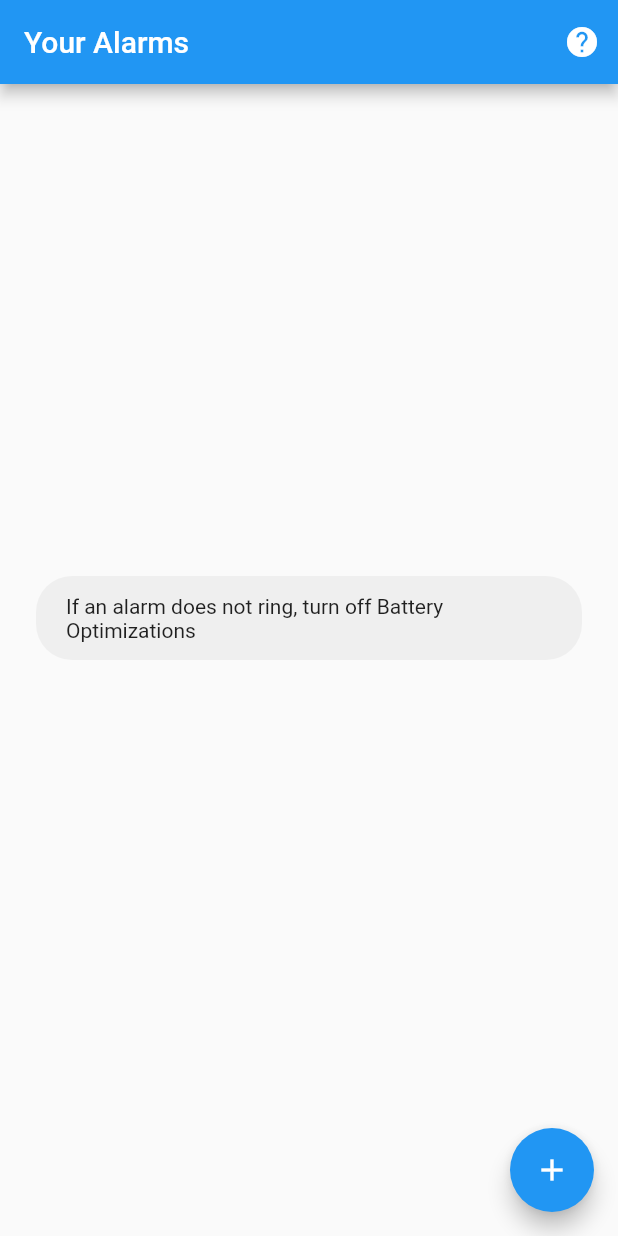
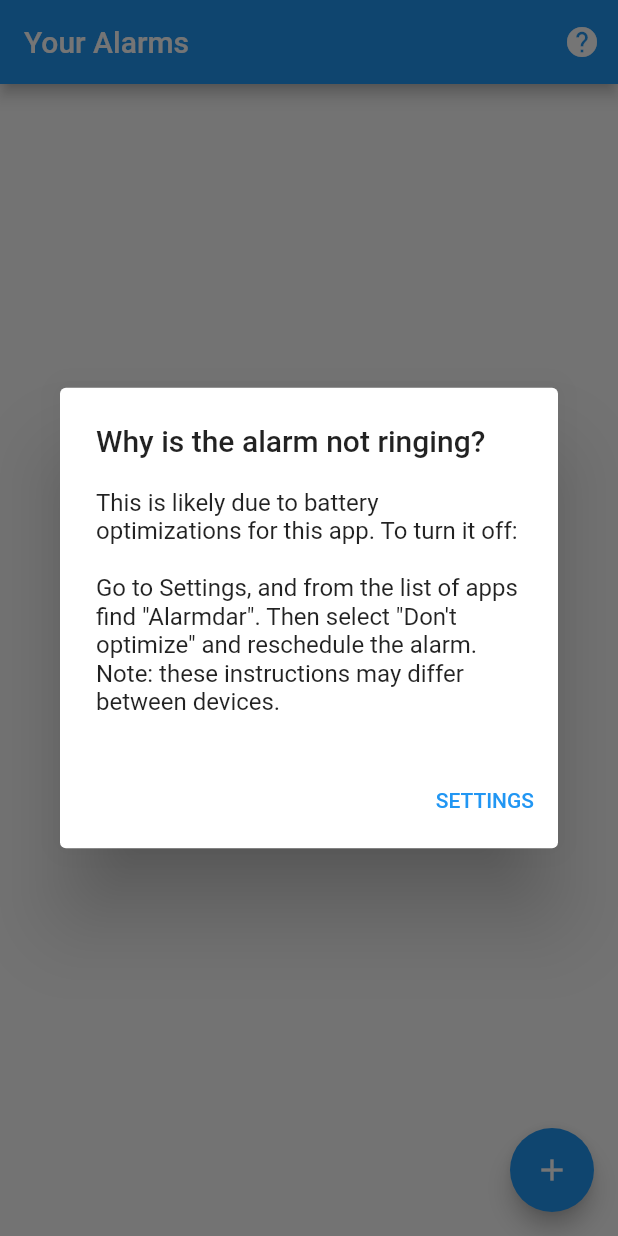
Before and after one commit to martru118/alarmdar, a Flutter app: the screen it shows after launch, after a tap on the "help" icon, on a phone screen of 412 x 824 dp. Run offline on Flutter 3.47's test engine with Material 2 defaults, Android fonts, the phone set to English and light mode, and no system bars; our stand-ins replace flutter_local_notifications, fluttertoast, sembast, timezone; missing offline and left inert: app_settings; statements that could not run were skipped.

Commit message:
Update troubleshooting instructions and add a dialog to display them

```diff
--- /dev/null
+++ b/assets/troubleshooting.txt
@@ -0,0 +1,4 @@
+This is likely due to battery optimizations for this app. To turn it off:
+
+Go to Settings, and from the list of apps find "Alarmdar". Then select "Don't optimize" and reschedule the alarm.
+Note: these instructions may differ between devices.
--- a/lib/screens/alarms_list.dart
+++ b/lib/screens/alarms_list.dart
@@ -28,14 +28,31 @@ class _ListState extends State<AlarmsList> {
       appBar: AppBar(
         title: Text("Your Alarms"),
         actions: [
-          //open battery optimization settings
+          //open troubleshooting dialog
           IconButton(
             tooltip: "Help",
             icon: const Icon(Icons.help_outlined),
+            onPressed: () => showDialog(context: context, builder: (context) {
+              const file = "assets/troubleshooting.txt";
+
+              return AlertDialog(
+                title: Text("Why is the alarm not ringing?"),
+                content: FutureBuilder<String>(
+                  initialData: "",
+                  future: rootBundle.loadString(file),
+                  builder: (context, snapshot) => Container(child: Text(snapshot.data)),
+                ),
+                actions: [
+                  //go to battery optimization settings
+                  TextButton(child: Text("SETTINGS"),
                     onPressed: () {
+                      Navigator.pop(context);
                       AppSettings.openBatteryOptimizationSettings();
-              gestures.toast("If an alarm does not ring, turn off Battery Optimizations");
-            }
+                    },
+                  ),
+                ]
+              );
+            })
           ),
         ]
       ),
@@ -51,8 +68,7 @@ class _ListState extends State<AlarmsList> {
 
   Widget buildList(BuildContext context) {
     return Consumer<Stream<List>>(
-      builder: (context, provider, child) {
-        return StreamBuilder<List>(
+      builder: (context, provider, child) => StreamBuilder<List>(
         initialData: [],
         stream: provider,
         builder: (context, snapshot) {
@@ -71,8 +87,7 @@ class _ListState extends State<AlarmsList> {
             );
           }
         },
-        );
-      },
+      ),
     );
   }
 
```
Also changed, not shown: pubspec.yaml (+7 -4 lines), pubspec.lock, 2 other files. Lines whose indentation alone changed are shown as unchanged.
